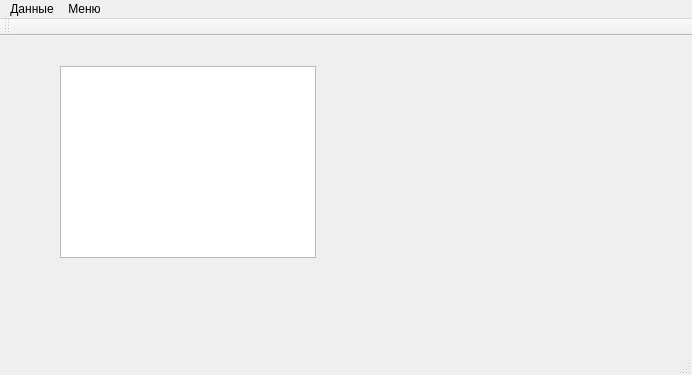
Qt form mainwindow.ui (pdyakov/GeneticRoutes) before a commit.
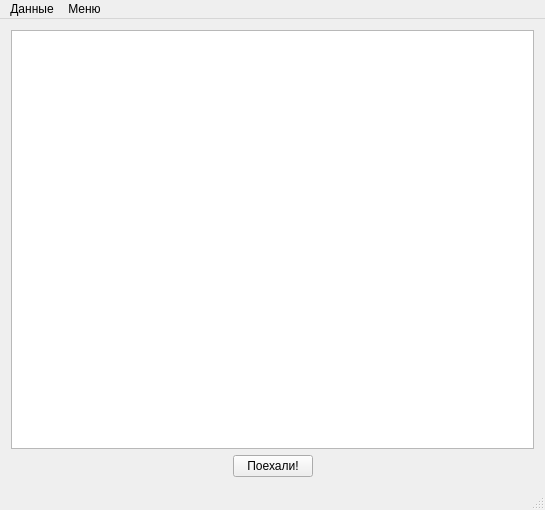
The same form after that commit.

Patch:
```diff
--- a/mainwindow.ui
+++ b/mainwindow.ui
@@ -6,31 +6,63 @@
    <rect>
     <x>0</x>
     <y>0</y>
-    <width>692</width>
-    <height>375</height>
+    <width>545</width>
+    <height>510</height>
    </rect>
   </property>
   <property name="windowTitle">
    <string>Приложение Дьяков, Шеститко</string>
   </property>
   <widget class="QWidget" name="centralWidget">
-   <widget class="QGraphicsView" name="graphicsView">
-    <property name="geometry">
-     <rect>
-      <x>60</x>
-      <y>30</y>
-      <width>256</width>
-      <height>192</height>
-     </rect>
-    </property>
-   </widget>
+   <layout class="QVBoxLayout" name="verticalLayout">
+    <item>
+     <widget class="QGraphicsView" name="graphicsView"/>
+    </item>
+    <item>
+     <layout class="QHBoxLayout" name="horizontalLayout">
+      <item>
+       <spacer name="horizontalSpacer">
+        <property name="orientation">
+         <enum>Qt::Horizontal</enum>
+        </property>
+        <property name="sizeHint" stdset="0">
+         <size>
+          <width>40</width>
+          <height>20</height>
+         </size>
+        </property>
+       </spacer>
+      </item>
+      <item>
+       <widget class="QPushButton" name="pushButton">
+        <property name="text">
+         <string>Поехали!</string>
+        </property>
+       </widget>
+      </item>
+      <item>
+       <spacer name="horizontalSpacer_2">
+        <property name="orientation">
+         <enum>Qt::Horizontal</enum>
+        </property>
+        <property name="sizeHint" stdset="0">
+         <size>
+          <width>40</width>
+          <height>20</height>
+         </size>
+        </property>
+       </spacer>
+      </item>
+     </layout>
+    </item>
+   </layout>
   </widget>
   <widget class="QMenuBar" name="menuBar">
    <property name="geometry">
     <rect>
      <x>0</x>
      <y>0</y>
-     <width>692</width>
+     <width>545</width>
      <height>21</height>
     </rect>
    </property>
@@ -51,14 +83,6 @@
    <addaction name="menu"/>
    <addaction name="menu_2"/>
   </widget>
-  <widget class="QToolBar" name="mainToolBar">
-   <attribute name="toolBarArea">
-    <enum>TopToolBarArea</enum>
-   </attribute>
-   <attribute name="toolBarBreak">
-    <bool>false</bool>
-   </attribute>
-  </widget>
   <widget class="QStatusBar" name="statusBar"/>
   <action name="action">
    <property name="text">
```
Left out of the diff: 7 changed lines with no effect on the pictures.
